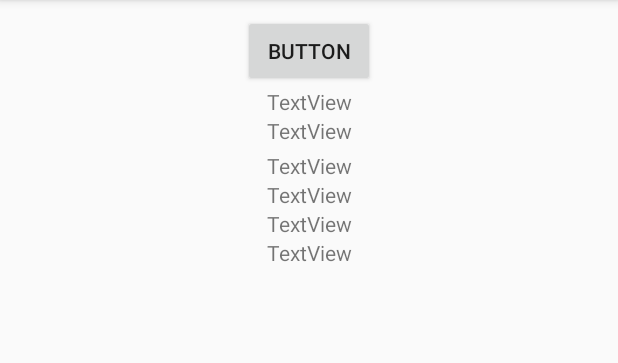
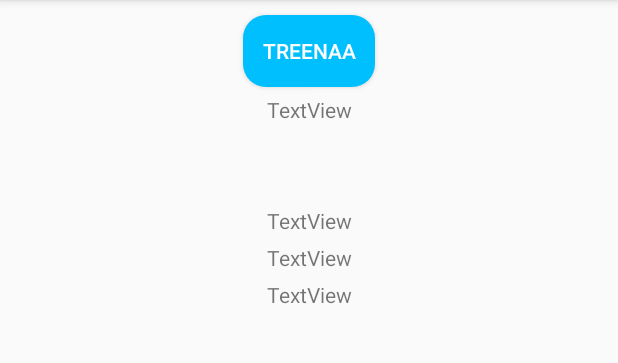
Before and after one commit to antti-kuru/LutemonFighter, an Android app: the TrainingAreaActivity screen opened directly, with no data from a screen before it, on a phone screen of 412 x 824 dp, the part 84-447 px from its top. Run offline under Robolectric (Android 15) with nearby library versions, the phone set to English and light mode, and no system bars.

Commit message:
Pull request number 9 and I don't know why, can't come with anything else to rhyme

```diff
--- a/app/src/main/java/com/example/lutemonfighter/TrainingAreaActivity.java
+++ b/app/src/main/java/com/example/lutemonfighter/TrainingAreaActivity.java
@@ -6,9 +6,11 @@ import androidx.recyclerview.widget.RecyclerView;
 
 import android.os.Bundle;
 
+import java.util.ArrayList;
+
 public class TrainingAreaActivity extends AppCompatActivity {
 
-    private Storage lutemonStorage;
+    private ArrayList<Lutemon> lutemonStorage;
     private RecyclerView recyclerView;
 
     @Override
@@ -16,10 +18,10 @@ public class TrainingAreaActivity extends AppCompatActivity {
         super.onCreate(savedInstanceState);
         setContentView(R.layout.activity_training_area);
 
-        lutemonStorage = Storage.getInstance();
+        lutemonStorage = Storage.getInstance().getLutemonsInTrainingArea();
         recyclerView = findViewById(R.id.rvChooseTrainedLutemon);
 
         recyclerView.setLayoutManager(new LinearLayoutManager(this));
-        recyclerView.setAdapter(new TrainingListAdapter(getApplicationContext(), lutemonStorage.getLutemons()));
+        recyclerView.setAdapter(new TrainingListAdapter(getApplicationContext(), lutemonStorage));
     }
 }
--- a/app/src/main/res/layout/activity_training_area.xml
+++ b/app/src/main/res/layout/activity_training_area.xml
@@ -19,64 +19,69 @@
         android:id="@+id/btnTrainLutemon"
         android:layout_width="wrap_content"
         android:layout_height="wrap_content"
-        android:text="Button"
+        android:text="Treenaa"
+        android:background="@drawable/blue_rounded_buttons"
+        android:textColor="@android:color/white"
         app:layout_constraintEnd_toEndOf="parent"
         app:layout_constraintStart_toStartOf="parent"
         app:layout_constraintTop_toBottomOf="@+id/rvChooseTrainedLutemon" />
 
     <TextView
-        android:id="@+id/textView"
+        android:id="@+id/tvFirstEx"
         android:layout_width="wrap_content"
         android:layout_height="wrap_content"
+        android:layout_marginTop="5dp"
         android:text="TextView"
         app:layout_constraintEnd_toEndOf="parent"
         app:layout_constraintStart_toStartOf="parent"
         app:layout_constraintTop_toBottomOf="@+id/btnTrainLutemon" />
 
     <TextView
-        android:id="@+id/textView2"
+        android:id="@+id/tvSecondEx"
         android:layout_width="wrap_content"
         android:layout_height="wrap_content"
+        android:layout_marginTop="5dp"
+        app:layout_constraintEnd_toEndOf="parent"
+        app:layout_constraintStart_toStartOf="parent"
+        app:layout_constraintTop_toBottomOf="@+id/tvFirstEx" />
+
+    <TextView
+        android:id="@+id/tvThirdEx"
+        android:layout_width="wrap_content"
+        android:layout_height="wrap_content"
+        android:layout_marginTop="5dp"
+        app:layout_constraintEnd_toEndOf="parent"
+        app:layout_constraintStart_toStartOf="parent"
+        app:layout_constraintTop_toBottomOf="@+id/tvSecondEx" />
+
+    <TextView
+        android:id="@+id/tvFourthEx"
+        android:layout_width="wrap_content"
+        android:layout_height="wrap_content"
+        android:layout_marginTop="5dp"
         android:text="TextView"
         app:layout_constraintEnd_toEndOf="parent"
         app:layout_constraintStart_toStartOf="parent"
-        app:layout_constraintTop_toBottomOf="@+id/textView" />
+        app:layout_constraintTop_toBottomOf="@+id/tvThirdEx" />
 
     <TextView
-        android:id="@+id/textView3"
+        android:id="@+id/tvFifthEx"
         android:layout_width="wrap_content"
         android:layout_height="wrap_content"
-        android:layout_marginTop="4dp"
+        android:layout_marginTop="5dp"
         android:text="TextView"
         app:layout_constraintEnd_toEndOf="parent"
         app:layout_constraintStart_toStartOf="parent"
-        app:layout_constraintTop_toBottomOf="@+id/textView2" />
+        app:layout_constraintTop_toBottomOf="@+id/tvFourthEx" />
 
     <TextView
-        android:id="@+id/textView4"
+        android:id="@+id/tvResult"
         android:layout_width="wrap_content"
         android:layout_height="wrap_content"
+        android:layout_marginTop="5dp"
         android:text="TextView"
         app:layout_constraintEnd_toEndOf="parent"
         app:layout_constraintStart_toStartOf="parent"
-        app:layout_constraintTop_toBottomOf="@+id/textView3" />
-
-    <TextView
-        android:id="@+id/textView5"
-        android:layout_width="wrap_content"
-        android:layout_height="wrap_content"
-        android:text="TextView"
-        app:layout_constraintEnd_toEndOf="parent"
-        app:layout_constraintStart_toStartOf="parent"
-        app:layout_constraintTop_toBottomOf="@+id/textView4" />
-
-    <TextView
-        android:id="@+id/textView6"
-        android:layout_width="wrap_content"
-        android:layout_height="wrap_content"
-        android:text="TextView"
-        app:layout_constraintEnd_toEndOf="parent"
-        app:layout_constraintStart_toStartOf="parent"
-        app:layout_constraintTop_toBottomOf="@+id/textView5" />
+        app:layout_constraintTop_toBottomOf="@+id/tvFifthEx" />
 
 </androidx.constraintlayout.widget.ConstraintLayout>
```
Also changed, not shown: app/src/main/java/com/example/lutemonfighter/TrainingListAdapter.java (+16 -1 lines), app/src/main/java/com/example/lutemonfighter/TrainingViewHolder.java (+18 -2 lines).
